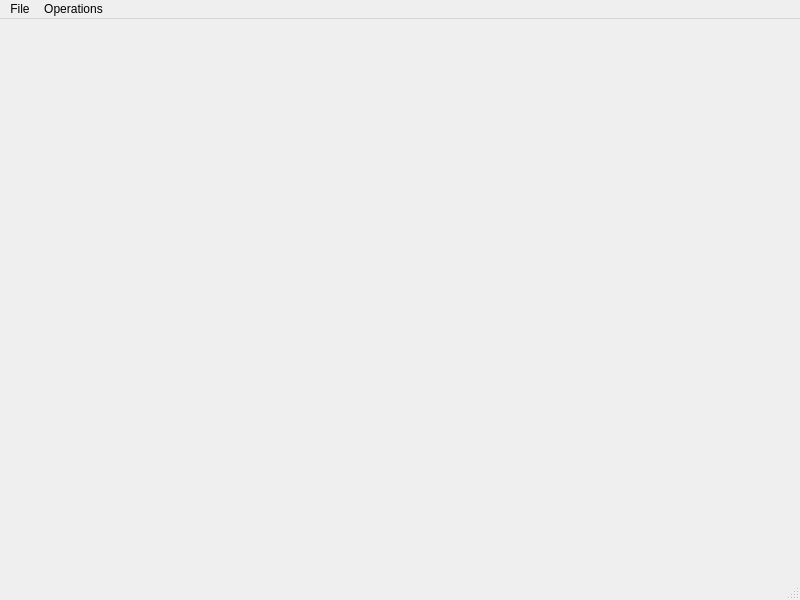
UdbhavU/PasswordManager, file mainwindow.ui: the form before one commit.
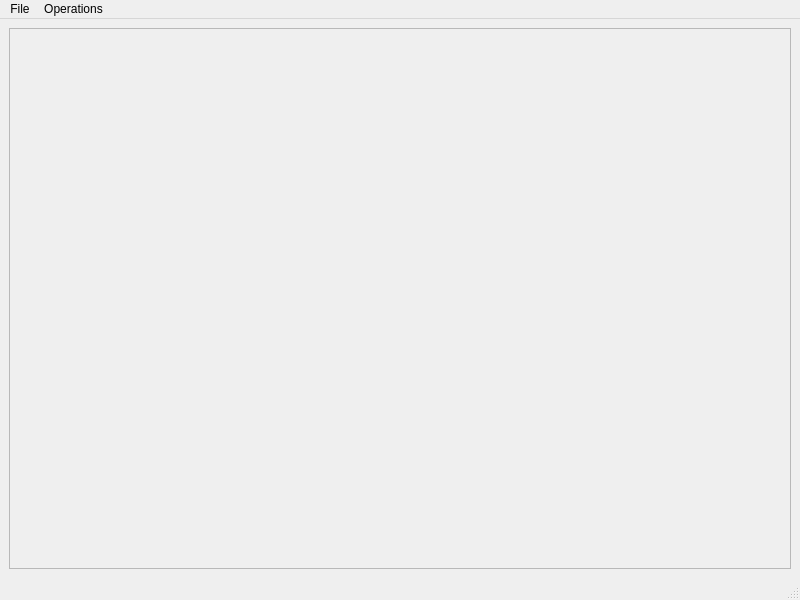
The form after the commit.

The edit to the form file:
```diff
--- a/mainwindow.ui
+++ b/mainwindow.ui
@@ -13,7 +13,31 @@
   <property name="windowTitle">
    <string>MainWindow</string>
   </property>
-  <widget class="QWidget" name="centralwidget"/>
+  <widget class="QWidget" name="centralwidget">
+   <layout class="QHBoxLayout" name="horizontalLayout_4">
+    <item>
+     <layout class="QHBoxLayout" name="horizontalLayout_3">
+      <item>
+       <widget class="QScrollArea" name="scrollArea">
+        <property name="widgetResizable">
+         <bool>true</bool>
+        </property>
+        <widget class="QWidget" name="scrollAreaWidgetContents_2">
+         <property name="geometry">
+          <rect>
+           <x>0</x>
+           <y>0</y>
+           <width>778</width>
+           <height>536</height>
+          </rect>
+         </property>
+        </widget>
+       </widget>
+      </item>
+     </layout>
+    </item>
+   </layout>
+  </widget>
   <widget class="QMenuBar" name="menubar">
    <property name="geometry">
     <rect>
```
